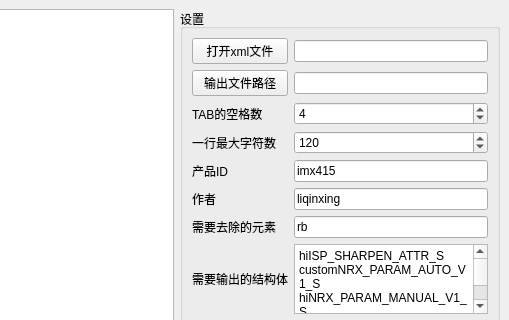
xiaoqinxing/ImageTools, file tools/pqtools_to_code/pqtools2code_window.ui: the form before one commit; both pictures show x 366 to 875 and y 0 to 320 of the 875 by 723 pixel window.
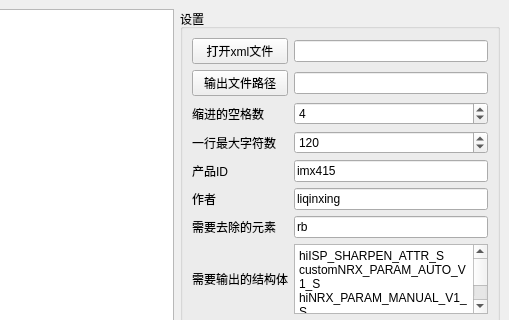
The form after the commit.

What changed in the file:
```diff
--- a/tools/pqtools_to_code/pqtools2code_window.ui
+++ b/tools/pqtools_to_code/pqtools2code_window.ui
@@ -234,7 +234,7 @@
          <item row="3" column="0">
           <widget class="QLabel" name="label">
            <property name="text">
-            <string>TAB的空格数</string>
+            <string>缩进的空格数</string>
            </property>
           </widget>
          </item>
```
